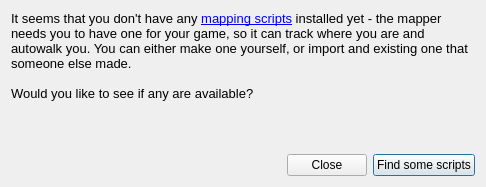
First picture: the form in src/ui/lacking_mapper_script.ui, repository Mudlet/Mudlet, before the edit.
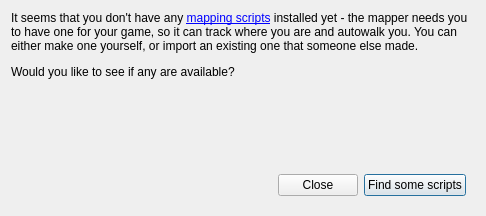
Second picture: the form after the edit.

Commit message: Translations: more fixups I found.

```diff
--- a/src/ui/lacking_mapper_script.ui
+++ b/src/ui/lacking_mapper_script.ui
@@ -10,7 +10,7 @@
     <x>0</x>
     <y>0</y>
     <width>486</width>
-    <height>187</height>
+    <height>216</height>
    </rect>
   </property>
   <property name="sizePolicy">
@@ -23,9 +23,6 @@
    <string>No mapping script found</string>
   </property>
   <layout class="QVBoxLayout" name="verticalLayout">
-   <property name="sizeConstraint">
-    <enum>QLayout::SetMinimumSize</enum>
-   </property>
    <item>
     <widget class="QLabel" name="label">
      <property name="sizePolicy">
@@ -35,13 +32,7 @@
       </sizepolicy>
      </property>
      <property name="text">
-      <string>&lt;!DOCTYPE HTML PUBLIC &quot;-//W3C//DTD HTML 4.0//EN&quot; &quot;http://www.w3.org/TR/REC-html40/strict.dtd&quot;&gt;
-&lt;html&gt;&lt;head&gt;&lt;meta name=&quot;qrichtext&quot; content=&quot;1&quot; /&gt;&lt;style type=&quot;text/css&quot;&gt;
-p, li { white-space: pre-wrap; }
-&lt;/style&gt;&lt;/head&gt;&lt;body style=&quot; font-family:'Ubuntu'; font-size:10pt; font-weight:400; font-style:normal;&quot;&gt;
-&lt;p style=&quot; margin-top:0px; margin-bottom:0px; margin-left:0px; margin-right:0px; -qt-block-indent:0; text-indent:0px;&quot;&gt;It seems that you don't have any &lt;a href=&quot;http://wiki.mudlet.org/w/Mapping_script&quot;&gt;&lt;span style=&quot; text-decoration: underline; color:#0000ff;&quot;&gt;mapping scripts&lt;/span&gt;&lt;/a&gt; installed yet - the mapper needs you to have one for your game, so it can track where you are and autowalk you. You can either make one yourself, or import and existing one that someone else made.&lt;/p&gt;
-&lt;p style=&quot;-qt-paragraph-type:empty; margin-top:0px; margin-bottom:0px; margin-left:0px; margin-right:0px; -qt-block-indent:0; text-indent:0px;&quot;&gt;&lt;/p&gt;
-&lt;p style=&quot; margin-top:0px; margin-bottom:0px; margin-left:0px; margin-right:0px; -qt-block-indent:0; text-indent:0px;&quot;&gt;Would you like to see if any are available?&lt;/p&gt;&lt;/body&gt;&lt;/html&gt;</string>
+      <string>&lt;p&gt;It seems that you don't have any &lt;a href=&quot;http://wiki.mudlet.org/w/Mapping_script&quot;&gt;mapping scripts&lt;/a&gt; installed yet - the mapper needs you to have one for your game, so it can track where you are and autowalk you. You can either make one yourself, or import an existing one that someone else made.&lt;/p&gt;&lt;p&gt;Would you like to see if any are available?&lt;/p&gt;</string>
      </property>
      <property name="scaledContents">
       <bool>false</bool>
@@ -71,10 +62,8 @@
     </spacer>
    </item>
    <item>
+    <widget class="QWidget" name="widget" native="true">
     <layout class="QHBoxLayout" name="horizontalLayout">
-     <property name="margin">
-      <number>0</number>
-     </property>
      <item>
       <spacer name="horizontalSpacer">
        <property name="orientation">
@@ -85,8 +74,8 @@
        </property>
        <property name="sizeHint" stdset="0">
         <size>
-         <width>0</width>
-         <height>0</height>
+          <width>236</width>
+          <height>13</height>
         </size>
        </property>
       </spacer>
@@ -109,6 +98,7 @@
       </widget>
      </item>
     </layout>
+    </widget>
    </item>
   </layout>
  </widget>
```
Lines whose indentation alone changed are shown as unchanged. The commit also changes 1 other file.
